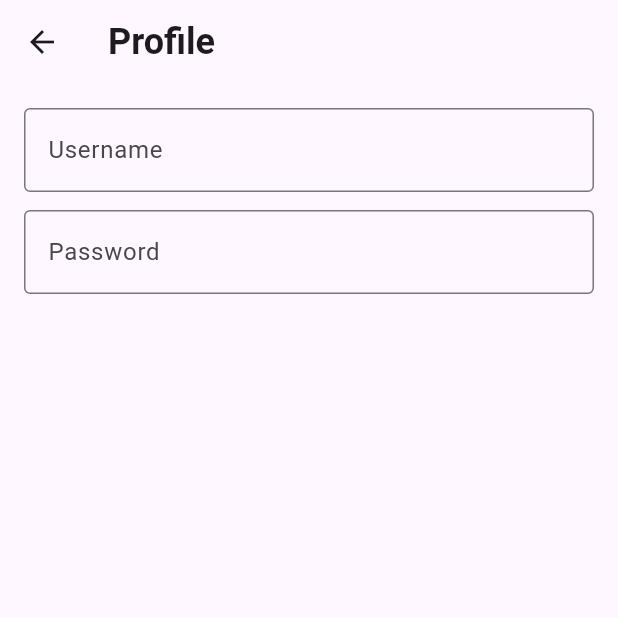
After one commit to ririshar/sandwhich_shop, a Flutter app: the screen it shows after launch, scrolled down 137 dp, after a tap on "Profile", on a phone screen of 412 x 824 dp, the top half of it. The commit adds this screen. Run offline on Flutter 3.47's test engine with Material 3 defaults, Android fonts, the phone set to English and light mode, and no system bars.

Commit message:
Profile screen implementation

```diff
--- a/lib/main.dart
+++ b/lib/main.dart
@@ -4,6 +4,7 @@ import 'package:sandwich_shop/models/sandwich.dart';
 import 'package:sandwich_shop/models/cart.dart';
 
 import 'views/cart_screen.dart';
+import 'package:sandwich_shop/views/about_screen.dart';
 
 const TextStyle heading2 = TextStyle(
   fontSize: 20,
@@ -14,14 +15,71 @@ void main() {
   runApp(const App());
 }
 
+class ProfileScreen extends StatefulWidget {
+  const ProfileScreen({super.key});
+
+  @override
+  State<ProfileScreen> createState() => _ProfileScreenState();
+}
+
+class _ProfileScreenState extends State<ProfileScreen> {
+  final TextEditingController _usernameController = TextEditingController();
+  final TextEditingController _passwordController = TextEditingController();
+
+  @override
+  void dispose() {
+    _usernameController.dispose();
+    _passwordController.dispose();
+    super.dispose();
+  }
+
+  @override
+  Widget build(BuildContext context) {
+    return Scaffold(
+      appBar: AppBar(
+        title: const Text('Profile', style: heading1),
+      ),
+      body: Padding(
+        padding: const EdgeInsets.all(16.0),
+        child: Column(
+          children: [
+            TextField(
+              key: const Key('profile_username'),
+              controller: _usernameController,
+              decoration: const InputDecoration(
+                labelText: 'Username',
+                border: OutlineInputBorder(),
+              ),
+            ),
+            const SizedBox(height: 12),
+            TextField(
+              key: const Key('profile_password'),
+              controller: _passwordController,
+              decoration: const InputDecoration(
+                labelText: 'Password',
+                border: OutlineInputBorder(),
+              ),
+              obscureText: true,
+            ),
+            const SizedBox(height: 20),
+          ],
+        ),
+      ),
+    );
+  }
+}
+
 class App extends StatelessWidget {
   const App({super.key});
 
   @override
   Widget build(BuildContext context) {
-    return const MaterialApp(
+    return MaterialApp(
       title: 'Sandwich Shop App',
-      home: OrderScreen(maxQuantity: 5),
+      home: const OrderScreen(maxQuantity: 5),
+      routes: {
+        '/about': (context) => const AboutScreen(),
+      },
     );
   }
 }
@@ -354,7 +412,30 @@ class _OrderScreenState extends State<OrderScreen> {
                     ),
                   ),
                 ),
-                const SizedBox(height: 20),
+
+                const SizedBox(height: 12),
+
+                // Profile link button (bottom of order screen)
+                StyledButton(
+                  key: const Key('open_profile'),
+                  onPressed: () async {
+                    final result =
+                        await Navigator.of(context).push<Map<String, String>>(
+                      MaterialPageRoute(builder: (_) => const ProfileScreen()),
+                    );
+                    if (result != null && mounted) {
+                      // ignore: use_build_context_synchronously
+                      ScaffoldMessenger.of(context).showSnackBar(
+                        const SnackBar(content: Text('Profile saved')),
+                      );
+                    }
+                  },
+                  icon: Icons.person,
+                  label: 'Profile',
+                  backgroundColor: Colors.blueGrey,
+                ),
+
+                const SizedBox(height: 12),
               ],
             ),
           ),
--- /dev/null
+++ b/lib/views/profile_screen.dart
@@ -0,0 +1,98 @@
+import 'package:flutter/material.dart';
+import 'package:sandwich_shop/views/app_styles.dart';
+
+class ProfileScreen extends StatefulWidget {
+  const ProfileScreen({super.key});
+
+  @override
+  State<ProfileScreen> createState() => _ProfileScreenState();
+}
+
+class _ProfileScreenState extends State<ProfileScreen> {
+  final TextEditingController _nameController = TextEditingController();
+  final TextEditingController _emailController = TextEditingController();
+  final TextEditingController _phoneController = TextEditingController();
+
+  @override
+  void dispose() {
+    _nameController.dispose();
+    _emailController.dispose();
+    _phoneController.dispose();
+    super.dispose();
+  }
+
+  void _saveProfile() {
+    final name = _nameController.text.trim();
+    final email = _emailController.text.trim();
+    final phone = _phoneController.text.trim();
+
+    if (name.isEmpty) {
+      ScaffoldMessenger.of(context).showSnackBar(
+        const SnackBar(content: Text('Name is required')),
+      );
+      return;
+    }
+    if (email.isEmpty || !email.contains('@')) {
+      ScaffoldMessenger.of(context).showSnackBar(
+        const SnackBar(content: Text('Invalid email')),
+      );
+      return;
+    }
+    if (phone.isNotEmpty && !_isDigitsOnly(phone)) {
+      ScaffoldMessenger.of(context).showSnackBar(
+        const SnackBar(content: Text('Phone must contain digits only')),
+      );
+      return;
+    }
+
+    final profile = {'name': name, 'email': email, 'phone': phone};
+    ScaffoldMessenger.of(context).showSnackBar(
+      const SnackBar(content: Text('Profile saved')),
+    );
+    Navigator.pop(context, profile);
+  }
+
+  bool _isDigitsOnly(String s) => RegExp(r'^\d+$').hasMatch(s);
+
+  @override
+  Widget build(BuildContext context) {
+    return Scaffold(
+      appBar: AppBar(
+        title: const Text('Profile', style: heading1),
+      ),
+      body: Padding(
+        padding: const EdgeInsets.all(16.0),
+        child: Column(
+          children: [
+            TextField(
+              key: const Key('profile_name'),
+              controller: _nameController,
+              decoration: const InputDecoration(labelText: 'Name'),
+            ),
+            const SizedBox(height: 12),
+            TextField(
+              key: const Key('profile_email'),
+              controller: _emailController,
+              keyboardType: TextInputType.emailAddress,
+              decoration: const InputDecoration(labelText: 'Email'),
+            ),
+            const SizedBox(height: 12),
+            TextField(
+              key: const Key('profile_phone'),
+              controller: _phoneController,
+              keyboardType: TextInputType.phone,
+              decoration:
+                  const InputDecoration(labelText: 'Phone (digits only)'),
+            ),
+            const SizedBox(height: 20),
+            ElevatedButton(
+              key: const Key('profile_save'),
+              onPressed: _saveProfile,
+              child: const Text('Save'),
+            ),
+          ],
+        ),
+      ),
+    );
+  }
+}
```
Also changed, not shown: lib/views/about_screen.dart (added, +29 -0 lines), 2 other files.
